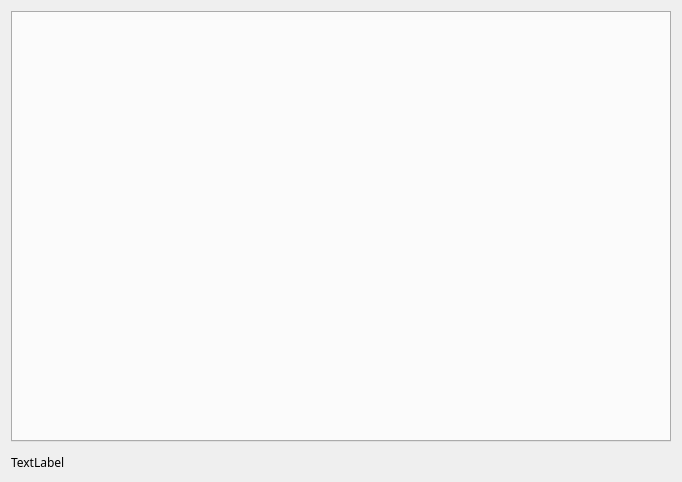
Before: the Qt Designer form src/fb.ui in nextgis/formbuilder, drawn with Qt 5.
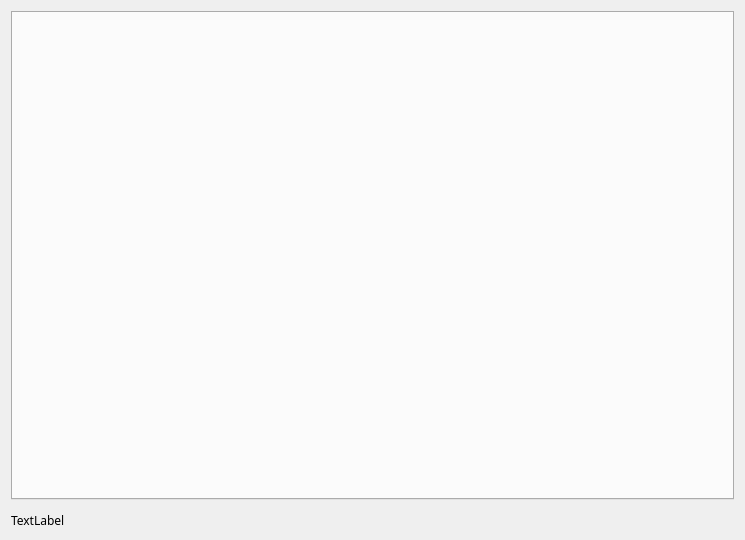
After: the same form once the commit is applied. Icons and pictures are not drawn.

Patch:
```diff
--- a/src/fb.ui
+++ b/src/fb.ui
@@ -6,8 +6,8 @@
    <rect>
     <x>0</x>
     <y>0</y>
-    <width>682</width>
-    <height>482</height>
+    <width>745</width>
+    <height>540</height>
    </rect>
   </property>
   <property name="windowTitle">
```
